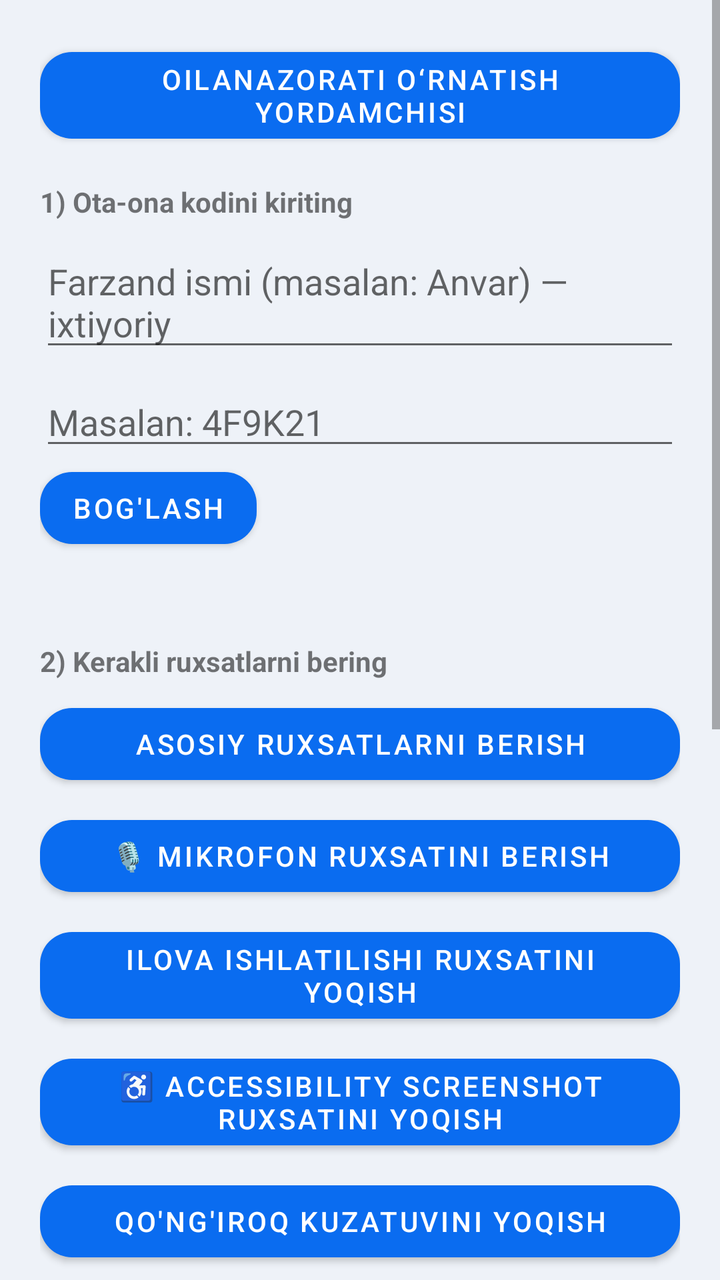
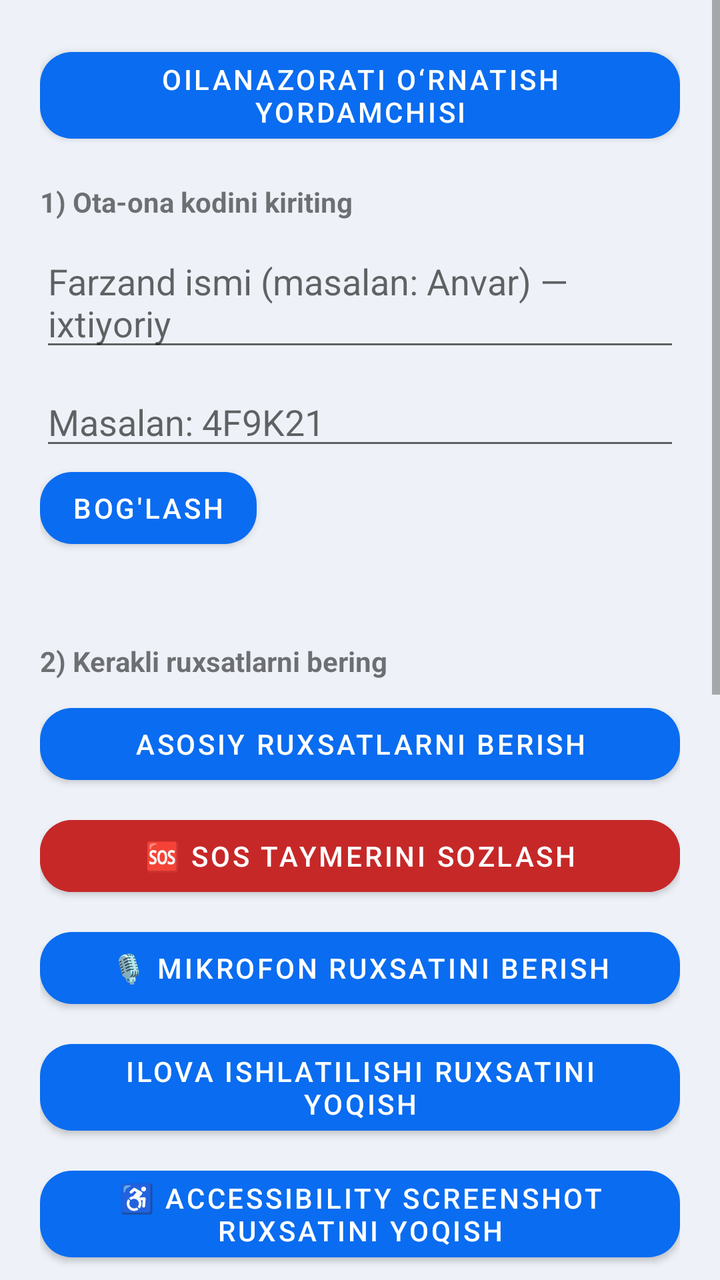

Screens rendered from an Android XML layout before and after an edit, with the pre-edit source and the edit as a unified diff.
<!-- AndroidManifest.xml: application theme Theme.OilaNazorati -->
<!-- res/layout/activity_child_setup.xml -->
<ScrollView xmlns:android="http://schemas.android.com/apk/res/android"
    android:background="@color/color_bg"
    android:layout_width="match_parent"
    android:layout_height="match_parent">

<LinearLayout
    android:layout_width="match_parent"
    android:layout_height="wrap_content"
    android:orientation="vertical"
    android:padding="20dp">

    <Button android:id="@+id/btnInstallationWizard" android:layout_width="match_parent" android:layout_height="wrap_content" android:text="OilaNazorati o‘rnatish yordamchisi" android:layout_marginBottom="16dp"/>
    <LinearLayout
        android:id="@+id/pairingSection"
        android:layout_width="match_parent"
        android:layout_height="wrap_content"
        android:orientation="vertical">
    <TextView android:layout_width="wrap_content" android:layout_height="wrap_content" android:text="1) Ota-ona kodini kiriting" android:textStyle="bold" android:layout_marginBottom="8dp"/>
    <EditText android:id="@+id/inputChildName" android:layout_width="match_parent" android:layout_height="wrap_content" android:hint="Farzand ismi (masalan: Anvar) — ixtiyoriy" android:layout_marginBottom="8dp"/>
    <EditText android:id="@+id/inputFamilyCode" android:layout_width="match_parent" android:layout_height="wrap_content" android:hint="Masalan: 4F9K21" android:maxLength="6" android:inputType="textCapCharacters"/>
    <Button android:id="@+id/btnPair" android:layout_width="wrap_content" android:layout_height="wrap_content" android:text="Bog'lash"/>
    </LinearLayout>
    <TextView android:id="@+id/pairStatusText" android:layout_width="match_parent" android:layout_height="wrap_content" android:layout_marginBottom="24dp"/>

    <TextView android:layout_width="wrap_content" android:layout_height="wrap_content" android:text="2) Kerakli ruxsatlarni bering" android:textStyle="bold" android:layout_marginBottom="8dp"/>
    <Button android:id="@+id/btnGrantPermissions" android:layout_width="match_parent" android:layout_height="wrap_content" android:text="Asosiy ruxsatlarni berish" android:layout_marginBottom="8dp"/>
    <Button android:id="@+id/btnMicrophonePermission" android:layout_width="match_parent" android:layout_height="wrap_content" android:text="🎙️ Mikrofon ruxsatini berish" android:layout_marginBottom="8dp"/>
    <Button android:id="@+id/btnUsageAccess" android:layout_width="match_parent" android:layout_height="wrap_content" android:text="Ilova ishlatilishi ruxsatini yoqish" android:layout_marginBottom="8dp"/>

    <Button android:id="@+id/btnAccessibilityScreenshot" android:layout_width="match_parent" android:layout_height="wrap_content" android:text="♿ Accessibility screenshot ruxsatini yoqish" android:layout_marginBottom="8dp"/>

    <Button android:id="@+id/btnDefaultPhone" android:layout_width="match_parent" android:layout_height="wrap_content" android:text="Qo'ng'iroq kuzatuvini yoqish" android:layout_marginBottom="8dp"/>
    <Button android:id="@+id/btnDefaultSms" android:layout_width="match_parent" android:layout_height="wrap_content" android:text="SMS kuzatuvini yoqish" android:layout_marginBottom="8dp"/>
    <Button android:id="@+id/btnPhoneInfoPermission" android:layout_width="match_parent" android:layout_height="wrap_content" android:text="📱 SIM/telefon raqami ruxsatini berish" android:layout_marginBottom="8dp"/>
    <Button android:id="@+id/btnBatteryOptimization" android:layout_width="match_parent" android:layout_height="wrap_content" android:text="🔋 Batareya tejashdan chiqarish (muhim!)" android:layout_marginBottom="8dp"/>
    <Button android:id="@+id/btnNotificationAccess" android:layout_width="match_parent" android:layout_height="wrap_content" android:text="Ijtimoiy tarmoq bildirishnomalarini yoqish" android:layout_marginBottom="8dp"/>
    <Button android:id="@+id/btnSyncContacts" android:layout_width="match_parent" android:layout_height="wrap_content" android:text="Kontaktlarni hoziroq sinxronlash (avtomatik ham ishlaydi)" android:layout_marginBottom="8dp"/>
    <Button android:id="@+id/btnDeviceAdmin" android:layout_width="match_parent" android:layout_height="wrap_content" android:text="🔒 Ilovani o'chirishdan himoyalash" android:layout_marginBottom="24dp"/>
    <Button android:id="@+id/btnFinish" android:layout_width="match_parent" android:layout_height="wrap_content" android:text="✅ Sozlashni yakunlash va boshlash"/>
</LinearLayout>
</ScrollView>
<!-- resources referenced by this layout -->
<resources>
  <color name="color_bg">#EEF2F8</color>
  <style name="Theme.OilaNazorati" parent="Theme.MaterialComponents.DayNight.NoActionBar">
          <item name="colorPrimary">@color/color_primary</item>
          <item name="colorPrimaryDark">@color/color_primary_dark</item>
          <item name="colorAccent">#27B5A5</item>
          <item name="android:windowBackground">@color/color_bg</item>
          <item name="android:statusBarColor">@color/color_bg</item>
          <item name="android:navigationBarColor">@color/color_surface</item>
          <item name="android:windowLightStatusBar">true</item>
          <item name="materialButtonStyle">@style/Widget.OilaNazorati.Button</item>
      </style>
  <color name="color_primary">#0A84FF</color>
  <color name="color_primary_dark">#0A5FD0</color>
  <color name="color_surface">#FFFFFF</color>
  <style name="Widget.OilaNazorati.Button" parent="Widget.MaterialComponents.Button">
          <item name="backgroundTint">@color/selector_button_primary</item>
          <item name="android:textColor">#FFFFFF</item>
          <item name="cornerRadius">16dp</item>
      </style>
</resources>

<!-- the commit's change to res/layout/activity_child_setup.xml (unified diff, before → after) -->
@@ -24,6 +24,7 @@
 
     <TextView android:layout_width="wrap_content" android:layout_height="wrap_content" android:text="2) Kerakli ruxsatlarni bering" android:textStyle="bold" android:layout_marginBottom="8dp"/>
     <Button android:id="@+id/btnGrantPermissions" android:layout_width="match_parent" android:layout_height="wrap_content" android:text="Asosiy ruxsatlarni berish" android:layout_marginBottom="8dp"/>
+    <Button android:id="@+id/btnSosFromPermissions" android:layout_width="match_parent" android:layout_height="wrap_content" android:text="🆘 SOS taymerini sozlash" android:layout_marginBottom="8dp" android:backgroundTint="#C62828" android:textColor="#FFFFFF"/>
     <Button android:id="@+id/btnMicrophonePermission" android:layout_width="match_parent" android:layout_height="wrap_content" android:text="🎙️ Mikrofon ruxsatini berish" android:layout_marginBottom="8dp"/>
     <Button android:id="@+id/btnUsageAccess" android:layout_width="match_parent" android:layout_height="wrap_content" android:text="Ilova ishlatilishi ruxsatini yoqish" android:layout_marginBottom="8dp"/>
 
